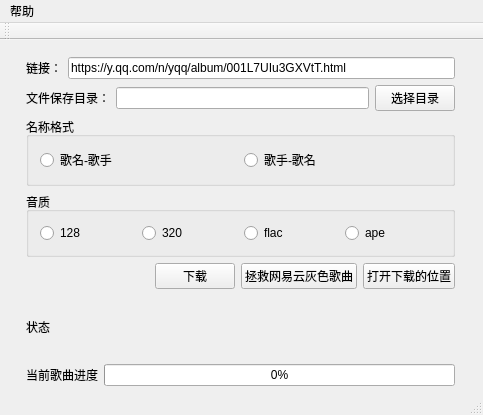
This is qqmusic.ui in z52c/MusicDownloader as Qt 5 draws it before an edit. The edited form follows.
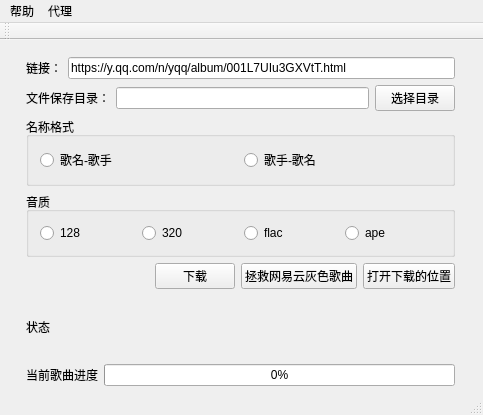
This is the edited form.

```diff
--- a/qqmusic.ui
+++ b/qqmusic.ui
@@ -223,7 +223,14 @@
     <addaction name="action"/>
     <addaction name="action_2"/>
    </widget>
+   <widget class="QMenu" name="menu_2">
+    <property name="title">
+     <string>代理</string>
+    </property>
+    <addaction name="action_3"/>
+   </widget>
    <addaction name="menu"/>
+   <addaction name="menu_2"/>
   </widget>
   <widget class="QToolBar" name="mainToolBar">
    <attribute name="toolBarArea">
```
Left out of the diff: 7 changed lines with no effect on the pictures.
